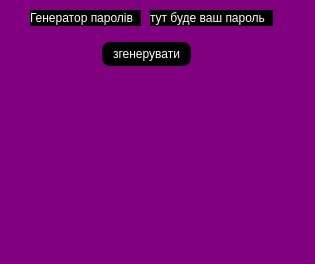
The window that untitled.ui (fhtgrjlirtjgv/untitle) describes before a commit, drawn with Qt 5.
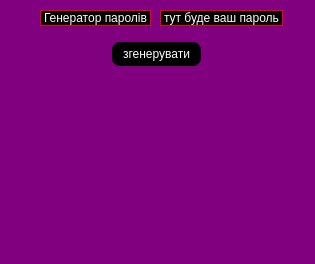
The same window after the commit.

The edit to the form file:
```diff
--- a/untitled.ui
+++ b/untitled.ui
@@ -20,7 +20,7 @@
    <widget class="QLabel" name="label_2">
     <property name="geometry">
      <rect>
-      <x>30</x>
+      <x>40</x>
       <y>10</y>
       <width>111</width>
       <height>16</height>
@@ -29,7 +29,7 @@
     <property name="styleSheet">
      <string notr="true">background:black;
 color:white;
-border;solid
+border: 1px solid red;
 border-radius:10px;</string>
     </property>
     <property name="text">
@@ -42,7 +42,7 @@
    <widget class="QPushButton" name="pushButton">
     <property name="geometry">
      <rect>
-      <x>100</x>
+      <x>110</x>
       <y>40</y>
       <width>93</width>
       <height>28</height>
@@ -63,7 +63,7 @@
    <widget class="QLabel" name="label">
     <property name="geometry">
      <rect>
-      <x>150</x>
+      <x>160</x>
       <y>10</y>
       <width>123</width>
       <height>16</height>
@@ -71,7 +71,9 @@
     </property>
     <property name="styleSheet">
      <string notr="true">background:black;
-color:white;</string>
+color:white;
+border: 1px solid red;
+border-radius: 9px;</string>
     </property>
     <property name="text">
      <string>тут буде ваш пароль</string>
```
Left out of the diff: 16 changed lines with no effect on the pictures.
